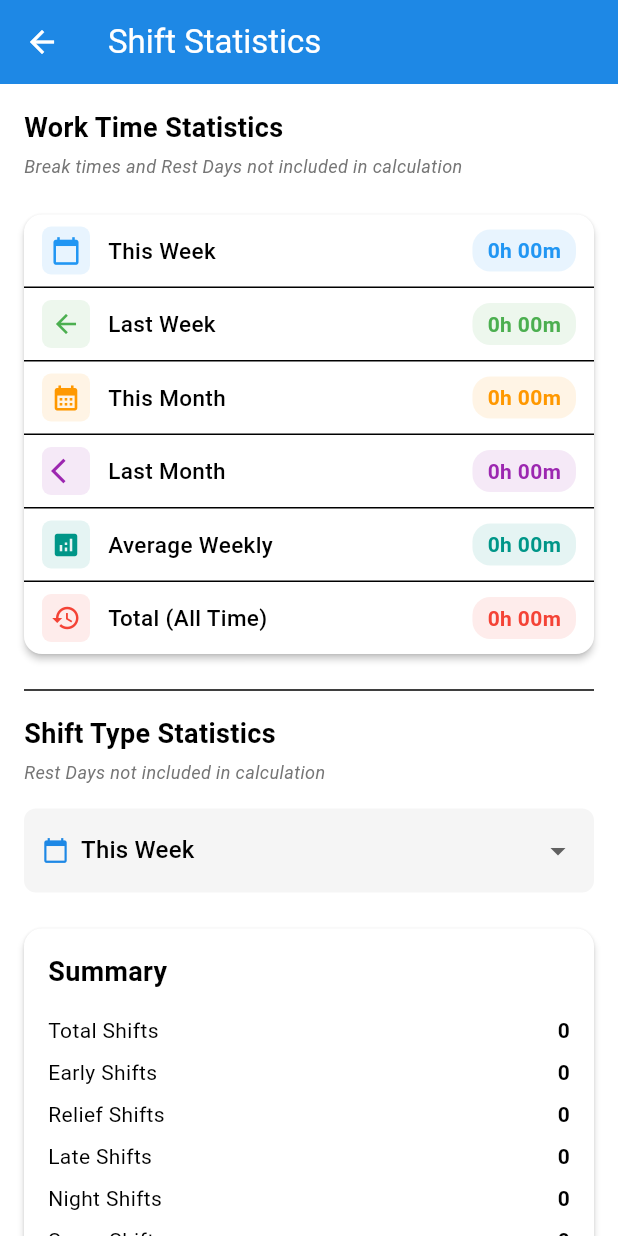
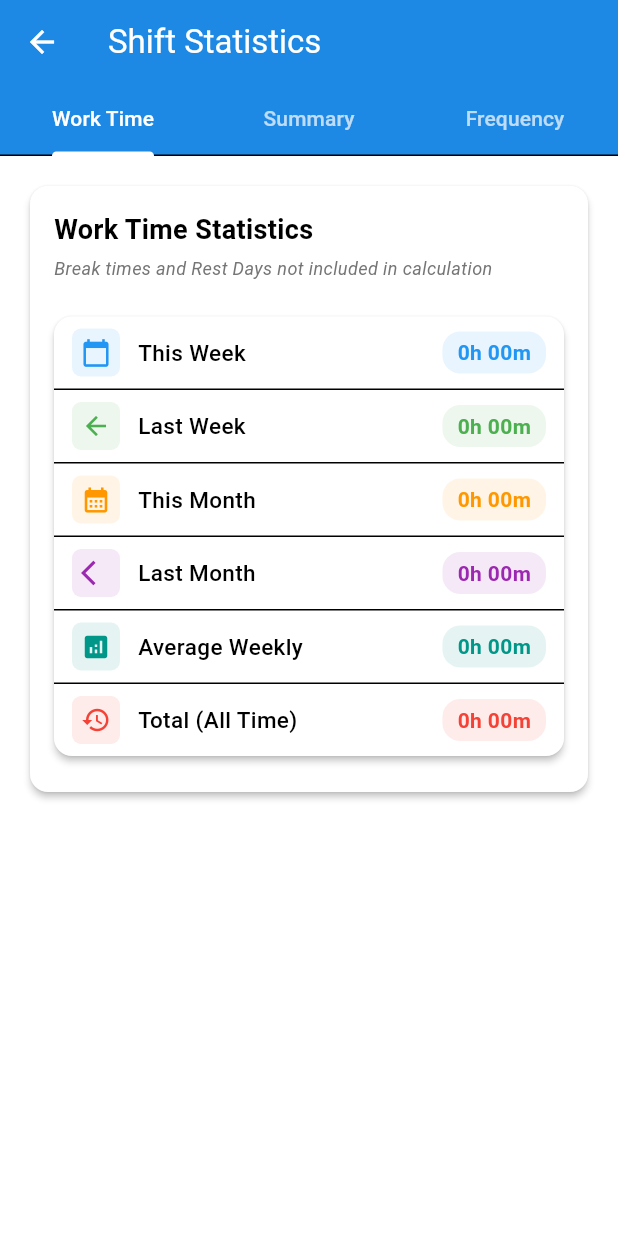
Before and after one commit to robertf670/spdrivercalendar, a Flutter app: the StatisticsScreen screen opened directly with empty values, on a phone screen of 412 x 824 dp. Run offline on Flutter 3.47's test engine with Material 3 defaults, Android fonts, the light colour scheme and no system bars; our stand-ins replace csv, file_picker, flutter_local_notifications, google_sign_in, package_info_plus, permission_handler and 3 more; missing offline and left inert: extension_google_sign_in_as_googleapis_auth, googleapis; accounts and stored records are empty.

Commit message:
feat: Refactor statistics screen with tabs and frequency display options

```diff
--- a/lib/features/statistics/screens/statistics_screen.dart
+++ b/lib/features/statistics/screens/statistics_screen.dart
@@ -30,13 +30,15 @@ class StatisticsScreen extends StatefulWidget {
   const StatisticsScreen({
     Key? key,
     required this.events,
-  }) : super(key: key);
+  })
+      : super(key: key);
 
   @override
   StatisticsScreenState createState() => StatisticsScreenState();
 }
 
-class StatisticsScreenState extends State<StatisticsScreen> with AutomaticKeepAliveClientMixin {
+class StatisticsScreenState extends State<StatisticsScreen>
+    with AutomaticKeepAliveClientMixin, SingleTickerProviderStateMixin {
   @override
   bool get wantKeepAlive => true;
 
@@ -48,6 +50,14 @@ class StatisticsScreenState extends State<StatisticsScreen> with AutomaticKeepAl
     'Last Month',
     'All Time'
   ];
+
+  // State for bus frequency display
+  int _numberOfBusesToShow = 3;
+  final List<int> _busNumberOptions = [3, 5, 10];
+
+  // State for shift frequency display
+  int _numberOfShiftsToShow = 3;
+  final List<int> _shiftNumberOptions = [3, 5, 10]; // Can reuse or define separately
 
   // Cache for parsed CSV data: Key = filename, Value = Map<ShiftCode, Duration>
   final Map<String, Map<String, Duration>> _csvWorkTimeCache = {};
@@ -62,10 +72,30 @@ class StatisticsScreenState extends State<StatisticsScreen> with AutomaticKeepAl
   // State variable to hold the future for work time stats
   Future<Map<String, Duration>>? _workTimeStatsFuture;
 
+  // Tab Controller - Make nullable
+  TabController? _tabController;
+
   @override
   void initState() {
     super.initState();
+    // Ensure TabController length is 3
+    _tabController = TabController(length: 3, vsync: this);
     _initializeStatistics();
+  }
+
+  @override
+  void didUpdateWidget(covariant StatisticsScreen oldWidget) {
+    super.didUpdateWidget(oldWidget);
+    if (widget.events != oldWidget.events) {
+      _workTimeStatsFuture = _calculateWorkTimeStatistics();
+    }
+  }
+
+  @override
+  void dispose() {
+    // Dispose TabController
+    _tabController?.dispose();
+    super.dispose();
   }
 
   Future<void> _initializeStatistics() async {
@@ -74,14 +104,6 @@ class StatisticsScreenState extends State<StatisticsScreen> with AutomaticKeepAl
        setState(() {
          _workTimeStatsFuture = _calculateWorkTimeStatistics();
        });
-    }
-  }
-
-  @override
-  void didUpdateWidget(covariant StatisticsScreen oldWidget) {
-    super.didUpdateWidget(oldWidget);
-    if (widget.events != oldWidget.events) {
-      _workTimeStatsFuture = _calculateWorkTimeStatistics();
     }
   }
 
@@ -103,11 +125,55 @@ class StatisticsScreenState extends State<StatisticsScreen> with AutomaticKeepAl
   Widget build(BuildContext context) {
     super.build(context);
 
+    // Check if TabController is initialized
+    if (_tabController == null) {
+      // Return a loading indicator or empty container until initialized
+      return Scaffold(
+        appBar: AppBar(title: Text('Shift Statistics')), // Keep AppBar for consistency
+        body: Center(child: CircularProgressIndicator()),
+      );
+    }
+
+    // Proceed with the build now that controller is guaranteed to be non-null
     return Scaffold(
       appBar: AppBar(
         title: const Text('Shift Statistics'),
+        // Add TabBar to the bottom of the AppBar
+        bottom: TabBar(
+          controller: _tabController!, // Use null assertion
+          indicatorColor: Colors.white, // Highlight selected tab indicator
+          labelColor: Colors.white, // Color for selected tab label
+          unselectedLabelColor: Colors.white70, // Slightly dimmer for unselected
+          // Update tabs
+          tabs: const [
+            Tab(text: 'Work Time'),
+            Tab(text: 'Summary'),
+            Tab(text: 'Frequency'), // Combined tab
+          ],
         ),
-      body: SingleChildScrollView(
+      ),
+      // Use TabBarView for the body
+      body: TabBarView(
+        controller: _tabController!, // Use null assertion
+        // Update children
+        children: [
+          _buildWorkTimeTab(),
+          _buildSummaryTab(),
+          _buildFrequencyTab(), // Use the new combined tab builder
+        ],
+      ),
+    );
+  }
+
+  // --- Helper methods to build tab content ---
+
+  Widget _buildWorkTimeTab() {
+    // Wrap content in SingleChildScrollView and Padding
+    return SingleChildScrollView(
+      padding: const EdgeInsets.all(16.0), // Padding around the card
+      child: Card( // Wrap content in a Card
+        elevation: 2.0, // Add slight elevation
+        child: Padding( // Add internal padding for card content
           padding: const EdgeInsets.all(16.0),
           child: Column(
             crossAxisAlignment: CrossAxisAlignment.start,
@@ -131,8 +197,23 @@ class StatisticsScreenState extends State<StatisticsScreen> with AutomaticKeepAl
                 : WorkTimeStatisticsCard(
                     workTimeStatsFuture: _workTimeStatsFuture!,
                   ),
-            const Divider(height: 32),
+            ],
+          ),
+        ),
+      ),
+    );
+  }
 
+  Widget _buildSummaryTab() {
+    return SingleChildScrollView(
+      padding: const EdgeInsets.all(16.0),
+      child: Card( // Wrap content in a Card
+        elevation: 2.0,
+        child: Padding( // Add internal padding
+          padding: const EdgeInsets.all(16.0),
+          child: Column(
+            crossAxisAlignment: CrossAxisAlignment.start,
+            children: [
               const Text(
                 'Shift Type Statistics',
                 style: TextStyle(fontSize: 18, fontWeight: FontWeight.bold),
@@ -160,25 +241,107 @@ class StatisticsScreenState extends State<StatisticsScreen> with AutomaticKeepAl
               ),
               const SizedBox(height: 16),
               ShiftTypeSummaryCard(stats: _calculateSummaryStatistics()),
-            const Divider(height: 32),
+            ],
+          ),
+        ),
+      ),
+    );
+  }
 
+  Widget _buildFrequencyTab() {
+    return SingleChildScrollView(
+      padding: const EdgeInsets.all(16.0),
+      child: Card(
+        elevation: 2.0,
+        child: Padding(
+          padding: const EdgeInsets.all(16.0),
+          child: Column(
+            crossAxisAlignment: CrossAxisAlignment.start,
+            children: [
+              // --- Shifts Section ---
+              Padding(
+                padding: const EdgeInsets.only(bottom: 8.0),
+                child: Row(
+                  mainAxisAlignment: MainAxisAlignment.spaceBetween,
+                  children: [
+                    const Text(
+                      'Most Frequent Shifts (Mon-Fri)',
+                      style: TextStyle(fontSize: 18, fontWeight: FontWeight.bold),
+                    ),
+                    DropdownButton<int>(
+                      value: _numberOfShiftsToShow,
+                      items: _shiftNumberOptions.map((int value) {
+                        return DropdownMenuItem<int>(
+                          value: value,
+                          child: Text('Top $value'),
+                        );
+                      }).toList(),
+                      onChanged: (int? newValue) {
+                        if (newValue != null) {
+                          setState(() {
+                            _numberOfShiftsToShow = newValue;
+                          });
+                        }
+                      },
+                    ),
+                  ],
+                ),
+              ),
               FrequencyChart(
-              title: 'Most Frequent Shifts (Mon-Fri)',
-              frequencyData: _getAllTimeFrequentShifts(),
+                title: '',
+                frequencyData: Map.fromEntries(
+                   _getAllTimeFrequentShifts().entries.take(_numberOfShiftsToShow)
+                ),
                 emptyDataMessage: 'No Mon-Fri shift data available',
               ),
-            const Divider(height: 32),
 
+              // Divider between sections
+              const Divider(height: 32, thickness: 1, indent: 16, endIndent: 16),
+
+              // --- Buses Section ---
+              Padding(
+                padding: const EdgeInsets.only(bottom: 8.0, top: 16.0), // Add top padding for separation
+                child: Row(
+                  mainAxisAlignment: MainAxisAlignment.spaceBetween,
+                  children: [
+                    const Text(
+                      'Most Frequent Buses (All Time)',
+                      style: TextStyle(fontSize: 18, fontWeight: FontWeight.bold),
+                    ),
+                    DropdownButton<int>(
+                      value: _numberOfBusesToShow,
+                      items: _busNumberOptions.map((int value) {
+                        return DropdownMenuItem<int>(
+                          value: value,
+                          child: Text('Top $value'),
+                        );
+                      }).toList(),
+                      onChanged: (int? newValue) {
+                        if (newValue != null) {
+                          setState(() {
+                            _numberOfBusesToShow = newValue;
+                          });
+                        }
+                      },
+                    ),
+                  ],
+                ),
+              ),
               FrequencyChart(
-              title: 'Most Frequent Buses (All Time)',
-              frequencyData: _getMostFrequentBuses(),
+                title: '',
+                frequencyData: Map.fromEntries(
+                  _getMostFrequentBuses().entries.take(_numberOfBusesToShow)
+                ),
                 emptyDataMessage: 'No bus assignment data available',
               ),
             ],
           ),
         ),
+      ),
     );
   }
+
+  // --- Keep all calculation logic below ---
 
   Map<String, int> _getAllTimeFrequentShifts() {
     Map<String, int> shiftCounts = {};
--- a/lib/features/statistics/widgets/frequency_chart.dart
+++ b/lib/features/statistics/widgets/frequency_chart.dart
@@ -4,14 +4,12 @@ import 'package:spdrivercalendar/theme/app_theme.dart';
 class FrequencyChart extends StatelessWidget {
   final String title;
   final Map<String, int> frequencyData;
-  final int maxItemsToShow;
   final String emptyDataMessage;
 
   const FrequencyChart({
     Key? key,
     required this.title,
     required this.frequencyData,
-    this.maxItemsToShow = 3,
     this.emptyDataMessage = 'No data available',
   }) : super(key: key);
 
@@ -48,7 +46,6 @@ class FrequencyChart extends StatelessWidget {
         Column(
           children: frequencyData.entries
               .toList()
-              .take(maxItemsToShow)
               .map((entry) {
                 final percentage = entry.value / maxValue;
 
```
Lines whose indentation alone changed are shown as unchanged.
